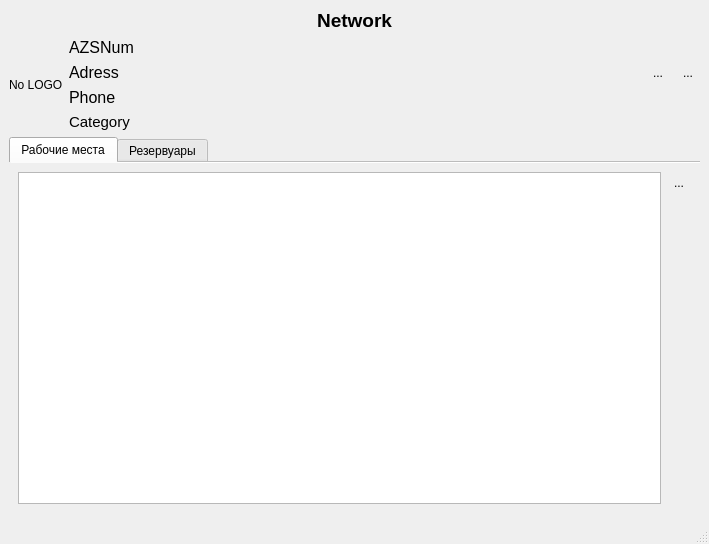
Before: the Qt Designer form ObjectWorkplace/objectworkplacewindow.ui in rust3128/Spacer, drawn with Qt 5.
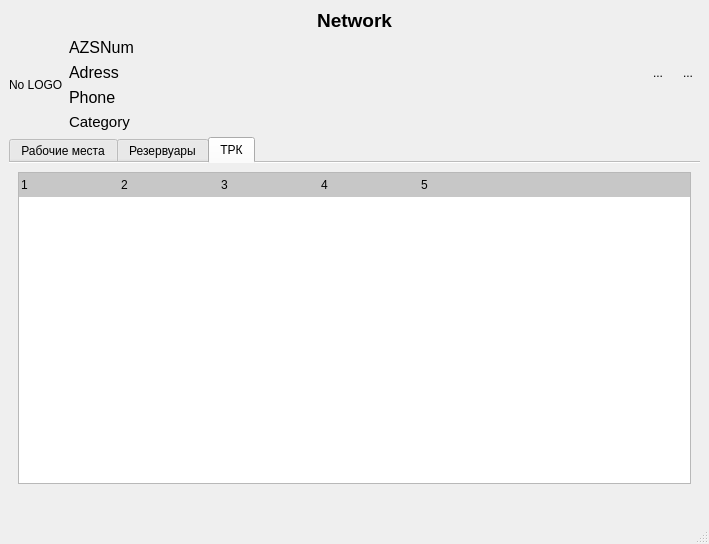
After: the same form once the commit is applied. The open tabs and pages were chosen to show the change. Icons and pictures are not drawn.

Patch:
```diff
--- a/ObjectWorkplace/objectworkplacewindow.ui
+++ b/ObjectWorkplace/objectworkplacewindow.ui
@@ -273,6 +273,75 @@
         </item>
        </layout>
       </widget>
+      <widget class="QWidget" name="tabTRK">
+       <attribute name="title">
+        <string>ТРК</string>
+       </attribute>
+       <layout class="QGridLayout" name="gridLayout_4">
+        <item row="0" column="0">
+         <widget class="QTreeWidget" name="treeWidgetTRK">
+          <property name="autoFillBackground">
+           <bool>false</bool>
+          </property>
+          <property name="styleSheet">
+           <string notr="true">QHeaderView::section {                          
+    color: black;                               
+    padding: 2px;                               
+    height:20px;                                
+    border: 0px solid #567dbc;                  
+    border-left:0px;                            
+    border-right:0px;                           
+    background: #c7c7c7;                        
+}</string>
+          </property>
+          <property name="editTriggers">
+           <set>QAbstractItemView::NoEditTriggers</set>
+          </property>
+          <property name="animated">
+           <bool>true</bool>
+          </property>
+          <property name="columnCount">
+           <number>5</number>
+          </property>
+          <column>
+           <property name="text">
+            <string notr="true">1</string>
+           </property>
+          </column>
+          <column>
+           <property name="text">
+            <string notr="true">2</string>
+           </property>
+          </column>
+          <column>
+           <property name="text">
+            <string notr="true">3</string>
+           </property>
+          </column>
+          <column>
+           <property name="text">
+            <string notr="true">4</string>
+           </property>
+          </column>
+          <column>
+           <property name="text">
+            <string notr="true">5</string>
+           </property>
+          </column>
+         </widget>
+        </item>
+        <item row="1" column="0" alignment="Qt::AlignHCenter|Qt::AlignVCenter">
+         <widget class="QLabel" name="labelWaitingDisp">
+          <property name="text">
+           <string/>
+          </property>
+          <property name="pixmap">
+           <pixmap resource="../resource.qrc">:/Images/waiting_icon_big.png</pixmap>
+          </property>
+         </widget>
+        </item>
+       </layout>
+      </widget>
      </widget>
     </item>
    </layout>
```
Left out of the diff: 2 changed lines with no effect on the pictures.
